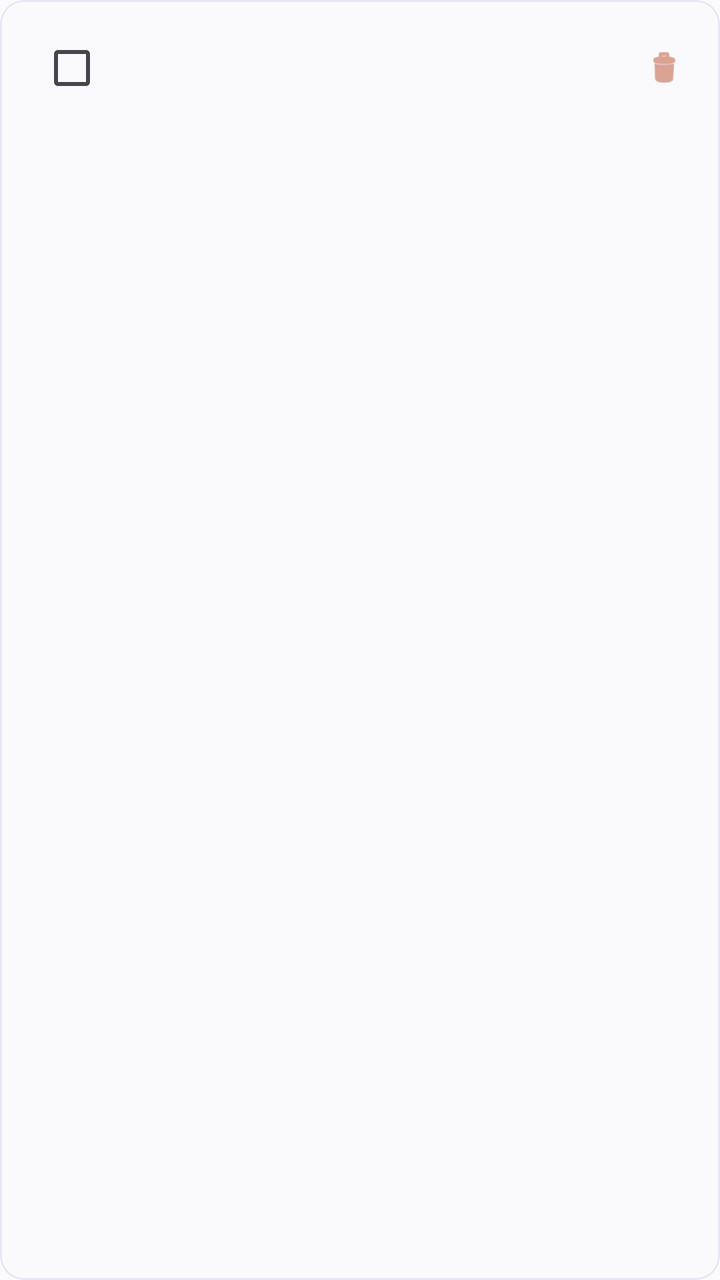
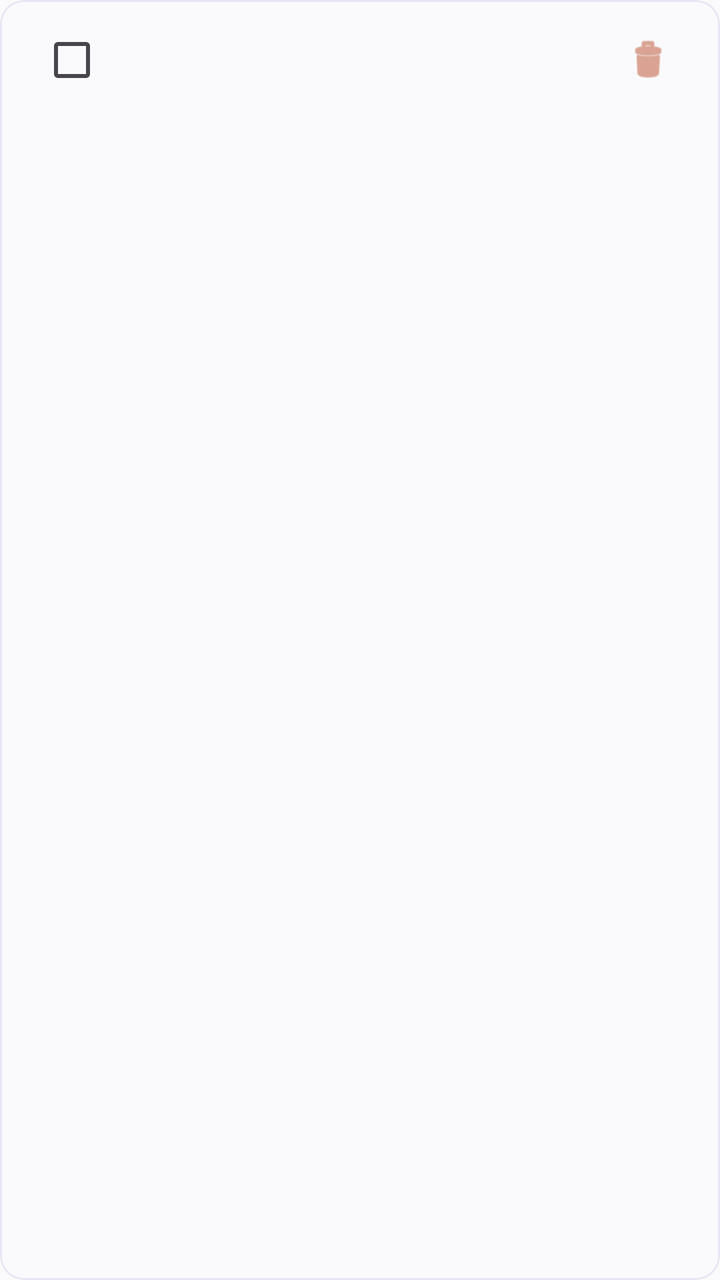

Two renders of the same Android screen: before a commit and after it. Below are the layout's source before the change and the commit's diff.
<!-- AndroidManifest.xml: application theme Theme.Reminder -->
<!-- res/layout/item_quick_note.xml -->
<?xml version="1.0" encoding="utf-8"?>
<com.google.android.material.card.MaterialCardView xmlns:android="http://schemas.android.com/apk/res/android"
    xmlns:app="http://schemas.android.com/apk/res-auto"
    android:layout_width="match_parent"
    android:layout_height="wrap_content"
    android:layout_marginBottom="8dp"
    app:cardElevation="0dp"
    app:cardCornerRadius="12dp"
    app:strokeWidth="1dp"
    app:strokeColor="@color/colorDivider"
    app:cardBackgroundColor="@color/colorBackground">

    <LinearLayout
        android:layout_width="match_parent"
        android:layout_height="wrap_content"
        android:orientation="horizontal"
        android:gravity="center_vertical"
        android:paddingHorizontal="12dp"
        android:paddingVertical="10dp">

        <com.google.android.material.checkbox.MaterialCheckBox
            android:id="@+id/noteCheckBox"
            android:layout_width="wrap_content"
            android:layout_height="wrap_content"
            android:layout_marginEnd="8dp"
            android:focusable="false"
            android:clickable="false"
            app:buttonIconTint="@color/white" />

        <TextView
            android:id="@+id/noteText"
            android:layout_width="0dp"
            android:layout_height="wrap_content"
            android:layout_weight="1"
            android:textColor="?android:attr/textColorPrimary"
            android:textSize="14sp"
            android:lineSpacingMultiplier="1.2" />

        <ImageView
            android:id="@+id/btnDeleteNote"
            android:layout_width="32dp"
            android:layout_height="32dp"
            android:src="@android:drawable/ic_menu_delete"
            android:padding="6dp"
            app:tint="@color/colorDelete"
            android:background="?attr/selectableItemBackgroundBorderless"
            android:contentDescription="Delete Note"
            android:layout_marginStart="8dp"
            android:clickable="true"
            android:focusable="true" />
    </LinearLayout>
</com.google.android.material.card.MaterialCardView>
<!-- resources referenced by this layout -->
<resources>
  <color name="colorBackground">@color/light_background</color>
  <color name="colorDelete">#C4684D</color>
  <color name="colorDivider">@color/light_divider</color>
  <color name="white">#FFFFFFFF</color>
  <style name="Theme.Reminder" parent="Theme.Material3.DayNight.NoActionBar">
          <item name="colorPrimary">@color/accent_purple</item>
          <item name="colorOnPrimary">@color/white</item>
          <item name="colorSecondary">@color/accent_purple</item>
          <item name="colorOnSecondary">@color/white</item>
          <item name="android:statusBarColor">@color/colorBackground</item>
          <item name="android:windowLightStatusBar" tools:targetApi="m">true</item>
          <item name="android:timePickerMode">spinner</item>
  
          
          <item name="android:windowBackground">@color/light_background</item>
          <item name="colorSurface">@color/light_surface</item>
          <item name="colorOnSurface">@color/light_text_primary</item>
      </style>
  <color name="light_background">#FAFAFC</color>
  <color name="light_divider">#E8E6F5</color>
  <color name="accent_purple">@color/colorAccent</color>
  <color name="light_surface">#FFFFFF</color>
  <color name="light_text_primary">#1D1B20</color>
  <color name="colorAccent">@color/light_primary</color>
  <color name="light_primary">#7B6FEA</color>
</resources>

<!-- the commit's change to res/layout/item_quick_note.xml (unified diff, before → after) -->
@@ -16,7 +16,7 @@
         android:orientation="horizontal"
         android:gravity="center_vertical"
         android:paddingHorizontal="12dp"
-        android:paddingVertical="10dp">
+        android:paddingVertical="6dp">
 
         <com.google.android.material.checkbox.MaterialCheckBox
             android:id="@+id/noteCheckBox"
@@ -38,14 +38,14 @@
 
         <ImageView
             android:id="@+id/btnDeleteNote"
-            android:layout_width="32dp"
-            android:layout_height="32dp"
+            android:layout_width="48dp"
+            android:layout_height="48dp"
             android:src="@android:drawable/ic_menu_delete"
-            android:padding="6dp"
+            android:padding="12dp"
             app:tint="@color/colorDelete"
             android:background="?attr/selectableItemBackgroundBorderless"
             android:contentDescription="Delete Note"
-            android:layout_marginStart="8dp"
+            android:layout_marginStart="4dp"
             android:clickable="true"
             android:focusable="true" />
     </LinearLayout>
